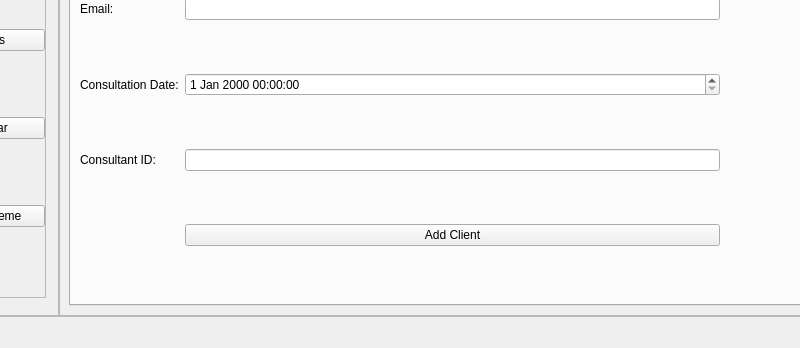
Hyujnn54/DesktopAPP, file mainwindow.ui: the form before one commit; both pictures show x 101 to 901 and y 410 to 758 of the 1387 by 758 pixel window.
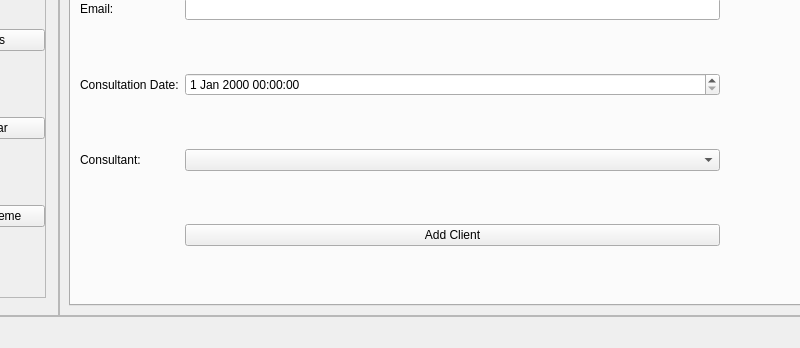
The form after the commit. The open tabs and pages were chosen to show the change.

The edit to the form file:
```diff
--- a/mainwindow.ui
+++ b/mainwindow.ui
@@ -355,7 +355,11 @@
              </attribute>
              <layout class="QGridLayout" name="gridLayout_2">
               <item row="5" column="1">
-               <widget class="QLineEdit" name="Consultant"/>
+               <widget class="QComboBox" name="ConsultantComboBox">
+                <property name="placeholderText">
+                 <string>Select Consultant...</string>
+                </property>
+               </widget>
               </item>
               <item row="4" column="1">
                <widget class="QDateTimeEdit" name="searchDateButton_2">
@@ -387,7 +391,7 @@
               <item row="5" column="0">
                <widget class="QLabel" name="label_consultant">
                 <property name="text">
-                 <string>Consultant ID:</string>
+                 <string>Consultant:</string>
                 </property>
                </widget>
               </item>
```
Left out of the diff: 2 changed lines with no effect on the pictures.
